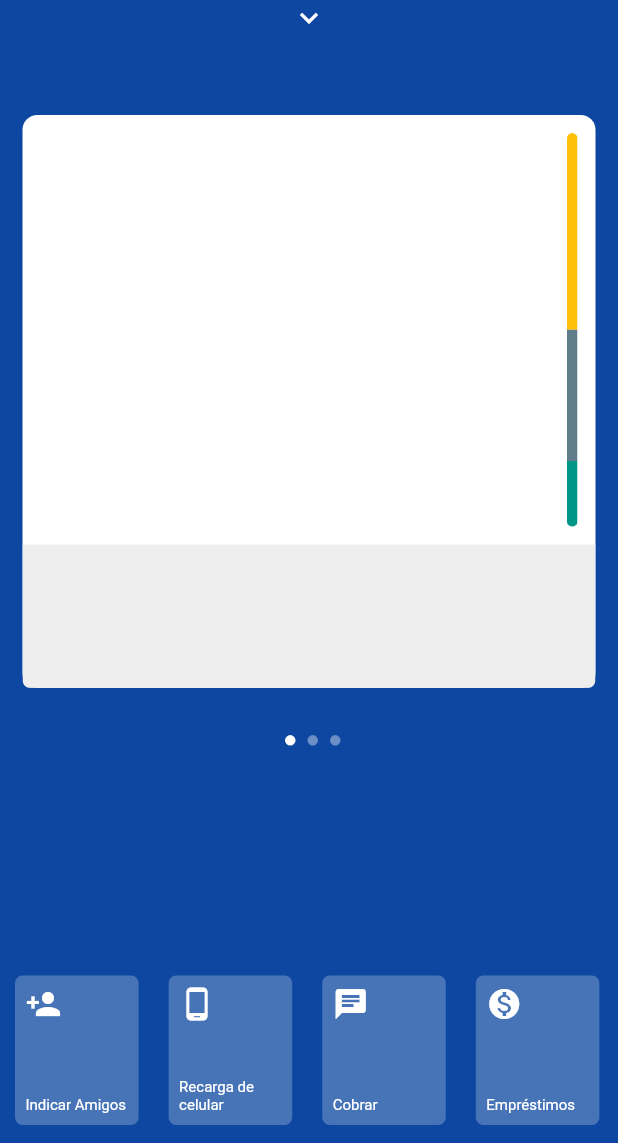
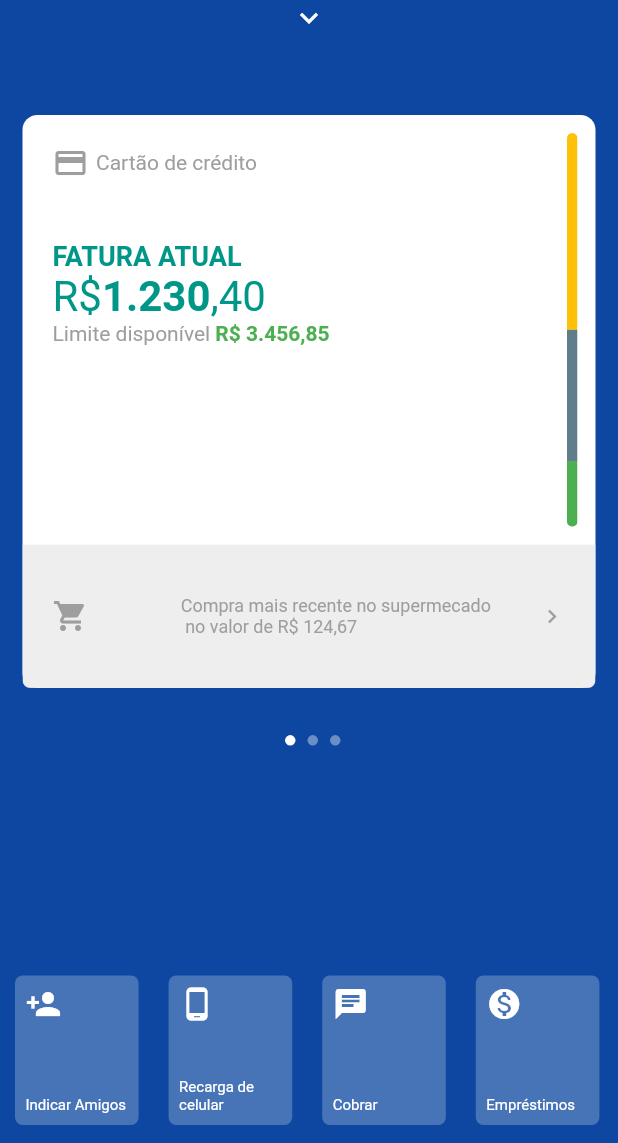
Before and after one commit to RamonXavier/BankRx, a Flutter app: the screen it shows after launch, on a phone screen of 412 x 824 dp, the part 93-1236 px from its top. Run offline on Flutter 3.47's test engine with Material 2 defaults, Android fonts, the light colour scheme and no system bars; network calls fail.

Commit message:
primeiro card finalizado

```diff
--- a/bankrx/lib/pages/home/widgets/first_card.widged.dart
+++ b/bankrx/lib/pages/home/widgets/first_card.widged.dart
@@ -10,12 +10,79 @@ class FirstCard extends StatelessWidget {
       child: Column(
         children: [
           Expanded(
+            // ignore: avoid_unnecessary_containers
             child: Container(
               child: Row(
                 children: [
                   Expanded(
                     child: Column(
-                      children: [],
+                      crossAxisAlignment: CrossAxisAlignment.start,
+                      children: [
+                        Padding(
+                          padding: const EdgeInsets.all(20.0),
+                          child: Row(
+                            // ignore: prefer_const_literals_to_create_immutables
+                            children: [
+                              const Icon(
+                                Icons.credit_card,
+                                color: Colors.grey,
+                              ),
+                              const SizedBox(width: 5),
+                              const Text(
+                                "Cartão de crédito",
+                                style:
+                                    TextStyle(color: Colors.grey, fontSize: 14),
+                              ),
+                            ],
+                          ),
+                        ),
+                        Padding(
+                          padding: const EdgeInsets.only(
+                              left: 20, top: 20, bottom: 20),
+                          child: SizedBox(
+                            width: double.infinity,
+                            child: Column(
+                              crossAxisAlignment: CrossAxisAlignment.start,
+                              // ignore: prefer_const_literals_to_create_immutables
+                              children: [
+                                const Text(
+                                  "FATURA ATUAL",
+                                  style: TextStyle(
+                                      color: Colors.teal,
+                                      fontSize: 18,
+                                      fontWeight: FontWeight.bold),
+                                ),
+                                const Text.rich(
+                                  TextSpan(text: "R\$", children: [
+                                    TextSpan(
+                                        text: "1.230",
+                                        style: TextStyle(
+                                            fontWeight: FontWeight.bold)),
+                                    TextSpan(text: ",40"),
+                                  ]),
+                                  textAlign: TextAlign.start,
+                                  style: TextStyle(
+                                      color: Colors.teal, fontSize: 28),
+                                ),
+                                const Text.rich(
+                                  TextSpan(
+                                      text: "Limite disponível ",
+                                      children: [
+                                        TextSpan(
+                                            text: "R\$ 3.456,85",
+                                            style: TextStyle(
+                                                color: Colors.green,
+                                                fontWeight: FontWeight.bold)),
+                                      ]),
+                                  textAlign: TextAlign.start,
+                                  style: TextStyle(
+                                      color: Colors.grey, fontSize: 14),
+                                ),
+                              ],
+                            ),
+                          ),
+                        )
+                      ],
                     ),
                   ),
                   Padding(
@@ -41,7 +108,7 @@ class FirstCard extends StatelessWidget {
                             ),
                             Expanded(
                               flex: 1,
-                              child: Container(color: Colors.teal),
+                              child: Container(color: Colors.green),
                             ),
                           ],
                         ),
@@ -57,6 +124,26 @@ class FirstCard extends StatelessWidget {
             flex: 1,
             child: Container(
               color: Colors.grey[200],
+              child: Padding(
+                padding: const EdgeInsets.all(20),
+                child: Row(
+                  mainAxisAlignment: MainAxisAlignment.spaceBetween,
+                  // ignore: prefer_const_literals_to_create_immutables
+                  children: [
+                    const Icon(
+                      Icons.shopping_cart,
+                      color: Colors.grey,
+                    ),
+                    const SizedBox(width: 4),
+                    const Text(
+                      "Compra mais recente no supermecado \n no valor de R\$ 124,67",
+                      style: TextStyle(color: Colors.grey, fontSize: 12),
+                    ),
+                    const Icon(Icons.chevron_right_outlined,
+                        color: Colors.grey, size: 18)
+                  ],
+                ),
+              ),
             ),
           ),
         ],
```
